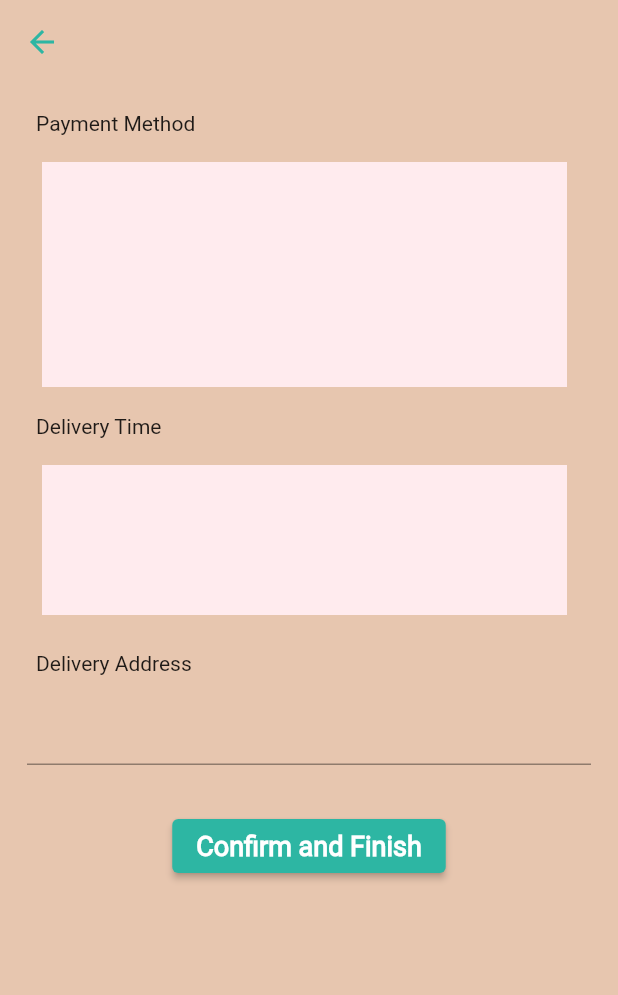
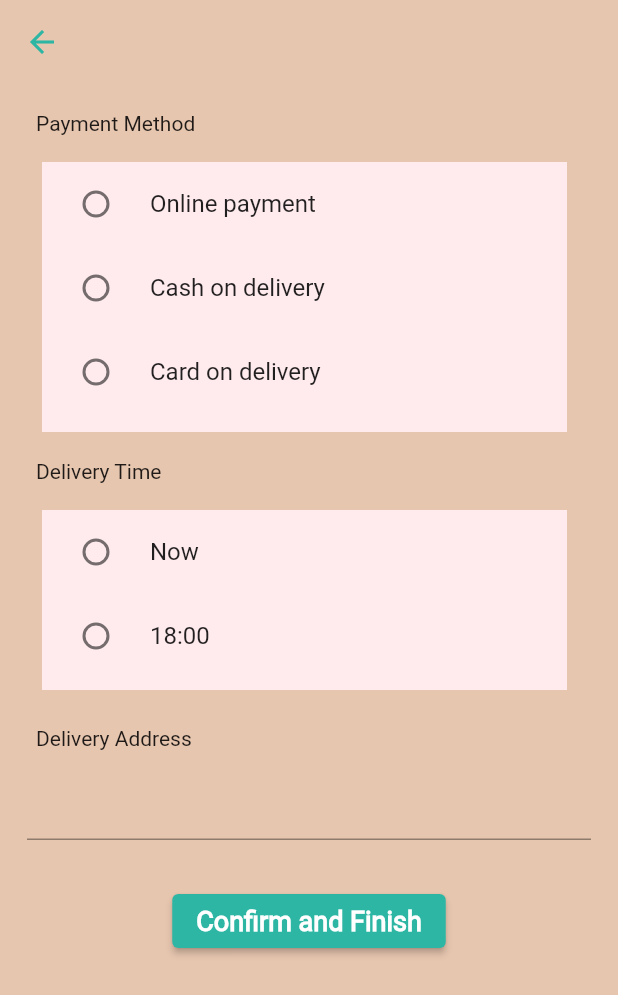
Before and after one commit to Ltfyysr/foodie, a Flutter app: the PaymentPage screen opened directly, on a phone screen of 412 x 824 dp. Shown: the top 995 px of the screen. Run offline on Flutter 3.47's test engine with Material 2 defaults, Android fonts, the phone set to English and light mode, and no system bars; our stand-ins replace awesome_dialog, cloud_firestore, dio, firebase_auth, firebase_core, flutter_bloc; accounts and stored records are empty.

Commit message:
payment page completed

```diff
--- a/lib/views/payment_page.dart
+++ b/lib/views/payment_page.dart
@@ -11,6 +11,8 @@ class PaymentPage extends StatefulWidget {
 }
 
 class _PaymentPageState extends State<PaymentPage> {
+  int radioDeger1 =0;
+  int radioDeger2 =0;
   @override
   Widget build(BuildContext context) {
     return Scaffold(
@@ -45,11 +47,43 @@ class _PaymentPageState extends State<PaymentPage> {
                       padding: const EdgeInsets.symmetric(horizontal: 22),
                       child: Container(
                         width: 350,
-                        height: 150,
+                        height: 180,
                         color: color9,
                         child: Column(
                           children: [
-
+                           RadioListTile(
+                             title: Text("Online payment"),
+                               value: 1,
+                               groupValue: radioDeger1,
+                               activeColor: anaRenk,
+                               onChanged: (int? veri){
+                               setState((){
+                                 radioDeger1=veri!;
+                               });
+                               }
+                               ),
+                            RadioListTile(
+                             title: Text("Cash on delivery"),
+                               value: 2,
+                               groupValue: radioDeger1,
+                               activeColor: anaRenk,
+                               onChanged: (int? veri){
+                               setState((){
+                                 radioDeger1=veri!;
+                               });
+                               }
+                               ),
+                            RadioListTile(
+                             title: Text("Card on delivery"),
+                               value: 3,
+                               groupValue: radioDeger1,
+                               activeColor: anaRenk,
+                               onChanged: (int? veri){
+                               setState((){
+                                 radioDeger1=veri!;
+                               });
+                               }
+                               ),
                           ],
                         ),
                       ),
@@ -62,10 +96,32 @@ class _PaymentPageState extends State<PaymentPage> {
                       padding: const EdgeInsets.symmetric(horizontal: 22),
                       child: Container(
                         width: 350,
-                        height: 100,
+                        height: 120,
                         color: color9,
                         child: Column(
                           children: [
+                            RadioListTile(
+                                title: Text("Now"),
+                                value: 1,
+                                groupValue: radioDeger2,
+                                activeColor: anaRenk,
+                                onChanged: (int? veri){
+                                  setState((){
+                                    radioDeger2=veri!;
+                                  });
+                                }
+                            ),
+                            RadioListTile(
+                                title: Text("18:00"),
+                                value: 2,
+                                groupValue: radioDeger2,
+                                activeColor: anaRenk,
+                                onChanged: (int? veri){
+                                  setState((){
+                                    radioDeger2=veri!;
+                                  });
+                                }
+                            ),
                           ],
                         ),
                       ),
```
